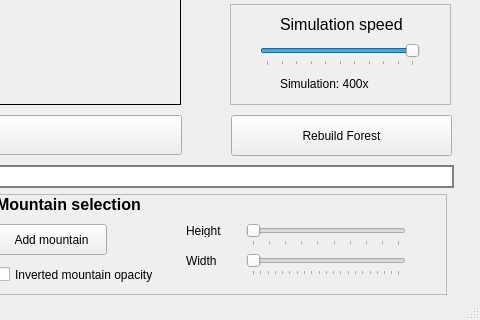
The window that gui/mainwindow.ui (Arpa97/ProgettoFisica) describes before a commit, drawn with Qt 5; both pictures show x 514 to 994 and y 315 to 635 of the 994 by 635 pixel window.
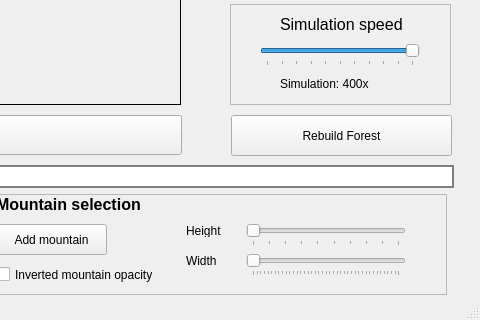
The same window after the commit. Icons and pictures are not drawn.

```diff
--- a/gui/mainwindow.ui
+++ b/gui/mainwindow.ui
@@ -681,7 +681,7 @@
       <number>1</number>
      </property>
      <property name="maximum">
-      <number>200</number>
+      <number>400</number>
      </property>
      <property name="orientation">
       <enum>Qt::Horizontal</enum>
```
